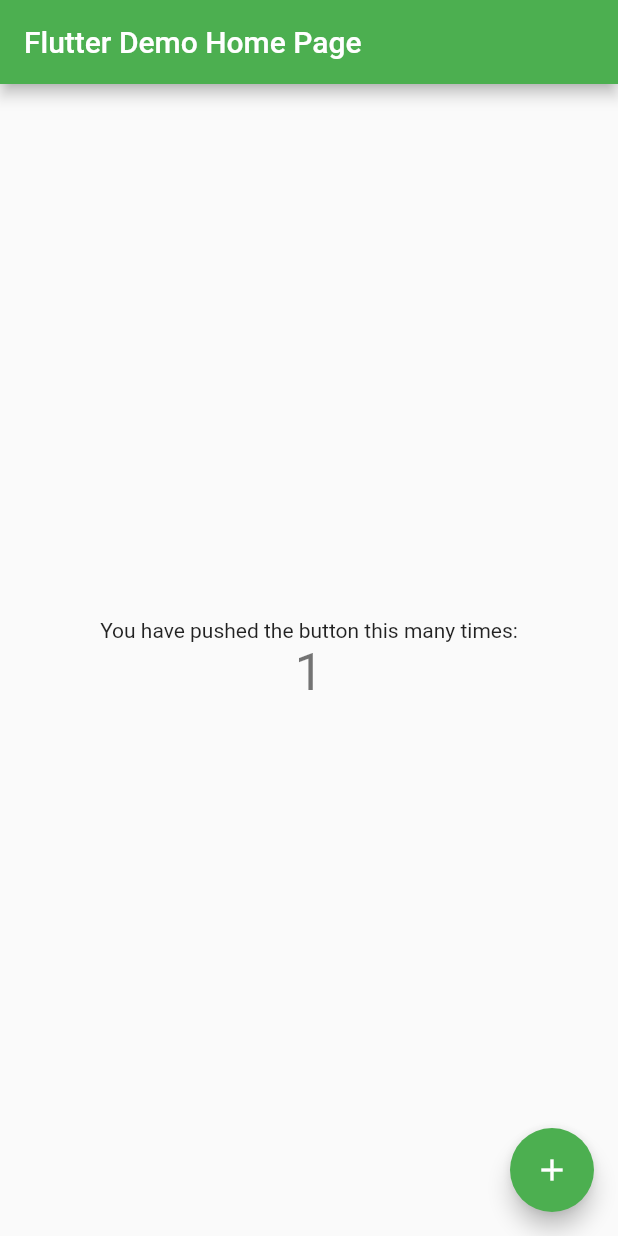
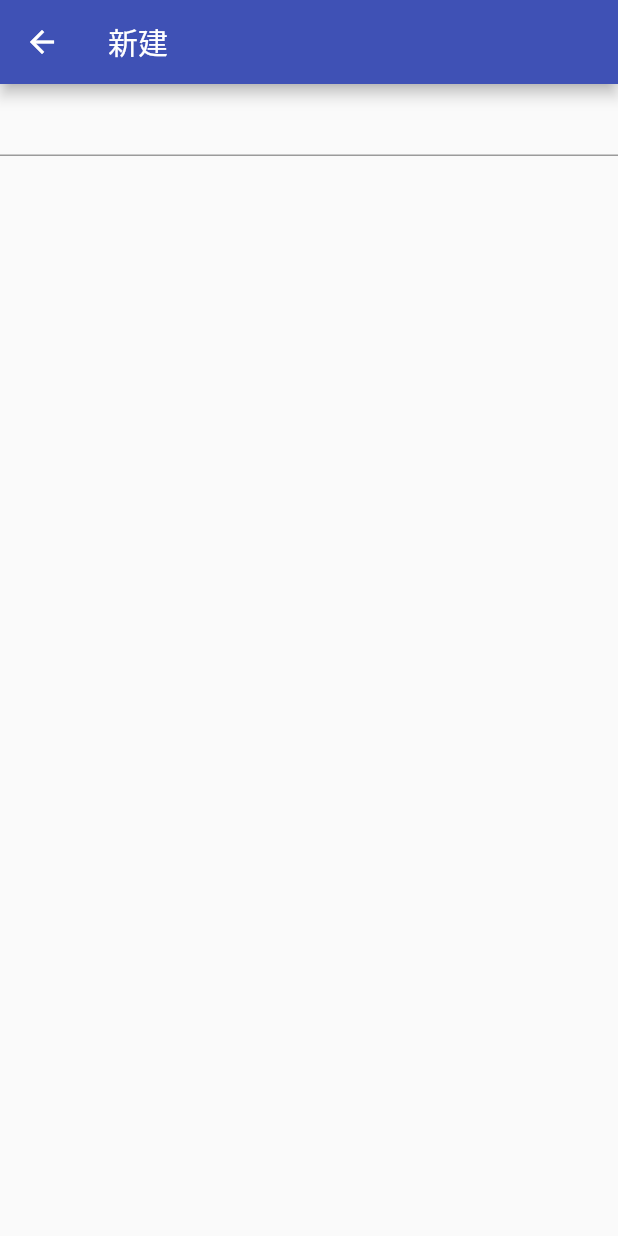
Before and after one commit to bingtel/flutter_blog, a Flutter app: the screen it shows after launch, after a tap on the "add" icon, on a phone screen of 412 x 824 dp. Run offline on Flutter 3.47's test engine with Material 2 defaults, Android fonts, the phone set to English and light mode, and no system bars.

Commit message:
增加: 1. 导航切换 2. 列表 3. 详情 4. 新建

```diff
--- /dev/null
+++ b/lib/app/model/articles.dart
@@ -0,0 +1,16 @@
+
+var ARTICLE_LIST = {
+  1: {
+      'title': 'A：“你怎么那么高啊，有一米七以上吧，你爸妈是不是都这么高啊',
+      'body': '''
+        A：“你怎么那么高啊，有一米七以上吧，你爸妈是不是都这么高啊？”B:“没呢，我爸妈都才一米六多点”A：“哦～基因突变了啊～”B突然急了，大叫一句，“哪里突变了啊！我叔叔就一米八！”
+      '''
+  },
+  2: {
+    'title': '有一天奥特曼在上课，老师问了一个问题，奥特曼举手想回答，然后老师就死了。',
+    'body': '''
+      有一天奥特曼在上课，老师问了一个问题，奥特曼举手想回答，然后老师就死了。
+    '''
+
+  }
+};
--- /dev/null
+++ b/lib/app/view/article_list.dart
@@ -0,0 +1,38 @@
+import 'package:flutter/material.dart';
+
+import './article_detail.dart';
+import '../model/articles.dart';
+
+class ArticleListPage extends StatefulWidget {
+  @override
+  ArticleListState createState() => new ArticleListState();
+}
+
+class ArticleListState extends State<ArticleListPage> {
+  @override
+  Widget build(BuildContext context) {
+    var lists = <Widget>[];
+
+    ARTICLE_LIST.forEach((int key, Map<String, String> e) => lists.add(ListTile(
+          leading: new Icon(Icons.pages),
+          title: new Text(e['title']),
+          onTap: () {
+            Navigator.push(
+                context,
+                new MaterialPageRoute(
+                  builder: ((context) => new ArticleDetailPage(key)),
+                ));
+          },
+        )));
+    final title = 'Basic List';
+
+    return new MaterialApp(
+      title: title,
+      home: new Scaffold(
+        body: new ListView(
+          children: lists,
+        ),
+      ),
+    );
+  }
+}
--- /dev/null
+++ b/lib/app/view/article_new.dart
@@ -0,0 +1,28 @@
+import 'package:flutter/material.dart';
+import '../model/articles.dart';
+
+
+class NewArticlePage extends StatefulWidget {
+  @override
+  NewArticleState createState() => new NewArticleState();
+}
+
+class NewArticleState extends State<NewArticlePage> {
+  @override
+  Widget build(BuildContext context) {
+    return new Scaffold(
+        appBar: new AppBar(title: new Text('新建')),
+        body: new Form(
+          child: new TextField(
+            onSubmitted: (str) {
+              ARTICLE_LIST[ARTICLE_LIST.length + 1] = {
+                'title': '${ARTICLE_LIST.length + 1}篇',
+                'body': str
+              };
+              Navigator.pop(context);
+            }
+          ),
+        ),
+      );
+  }
+}
--- a/lib/main.dart
+++ b/lib/main.dart
@@ -1,109 +1,80 @@
 import 'package:flutter/material.dart';
+import './app/view/article_list.dart';
+import './app/view/article_new.dart';
+import './app/view/profile.dart';
 
 void main() => runApp(new MyApp());
 
 class MyApp extends StatelessWidget {
-  // This widget is the root of your application.
   @override
   Widget build(BuildContext context) {
     return new MaterialApp(
       title: 'Flutter Demo',
       theme: new ThemeData(
-        // This is the theme of your application.
-        //
-        // Try running your application with "flutter run". You'll see the
-        // application has a blue toolbar. Then, without quitting the app, try
-        // changing the primarySwatch below to Colors.green and then invoke
-        // "hot reload" (press "r" in the console where you ran "flutter run",
-        // or press Run > Flutter Hot Reload in IntelliJ). Notice that the
-        // counter didn't reset back to zero; the application is not restarted.
-        primarySwatch: Colors.green,
+        primarySwatch: Colors.indigo,
       ),
-      home: new MyHomePage(title: 'Flutter Demo Home Page'),
+      home: new HomePage(title: '小段子'),
     );
   }
 }
 
-class MyHomePage extends StatefulWidget {
-  MyHomePage({Key key, this.title}) : super(key: key);
-
-  // This widget is the home page of your application. It is stateful, meaning
-  // that it has a State object (defined below) that contains fields that affect
-  // how it looks.
-
-  // This class is the configuration for the state. It holds the values (in this
-  // case the title) provided by the parent (in this case the App widget) and
-  // used by the build method of the State. Fields in a Widget subclass are
-  // always marked "final".
+class HomePage extends StatefulWidget {
+  HomePage({Key key, this.title}) : super(key: key);
 
   final String title;
 
   @override
-  _MyHomePageState createState() => new _MyHomePageState();
+  _HomePageState createState() => new _HomePageState();
 }
 
-class _MyHomePageState extends State<MyHomePage> {
-  int _counter = 0;
+class _HomePageState extends State<HomePage> {
+  int _currentPageIndex = 0;
+  void _pageChange(int index) {
+    setState(() {
+      _currentPageIndex =
+          (_currentPageIndex != index) ? index : _currentPageIndex;
+    });
+  }
 
-  void _incrementCounter() {
-    setState(() {
-      // This call to setState tells the Flutter framework that something has
-      // changed in this State, which causes it to rerun the build method below
-      // so that the display can reflect the updated values. If we changed
-      // _counter without calling setState(), then the build method would not be
-      // called again, and so nothing would appear to happen.
-      _counter++;
-    });
+  StatefulWidget _getPageByIndex() {
+    if (_currentPageIndex == 0) {
+      return ArticleListPage();
+    }
+    if (_currentPageIndex == 1) {
+      return ProfilePage();
+    }
+    return null;
   }
 
   @override
   Widget build(BuildContext context) {
-    // This method is rerun every time setState is called, for instance as done
-    // by the _incrementCounter method above.
-    //
-    // The Flutter framework has been optimized to make rerunning build methods
-    // fast, so that you can just rebuild anything that needs updating rather
-    // than having to individually change instances of widgets.
     return new Scaffold(
       appBar: new AppBar(
-        // Here we take the value from the MyHomePage object that was created by
-        // the App.build method, and use it to set our appbar title.
         title: new Text(widget.title),
       ),
-      body: new Center(
-        // Center is a layout widget. It takes a single child and positions it
-        // in the middle of the parent.
-        child: new Column(
-          // Column is also layout widget. It takes a list of children and
-          // arranges them vertically. By default, it sizes itself to fit its
-          // children horizontally, and tries to be as tall as its parent.
-          //
-          // Invoke "debug paint" (press "p" in the console where you ran
-          // "flutter run", or select "Toggle Debug Paint" from the Flutter tool
-          // window in IntelliJ) to see the wireframe for each widget.
-          //
-          // Column has various properties to control how it sizes itself and
-          // how it positions its children. Here we use mainAxisAlignment to
-          // center the children vertically; the main axis here is the vertical
-          // axis because Columns are vertical (the cross axis would be
-          // horizontal).
-          mainAxisAlignment: MainAxisAlignment.center,
-          children: <Widget>[
-            new Text(
-              'You have pushed the button this many times:',
-            ),
-            new Text(
-              '$_counter',
-              style: Theme.of(context).textTheme.display1,
-            ),
+      body: _getPageByIndex(),
+      floatingActionButton: new FloatingActionButton(
+        child: new Icon(Icons.add),
+        onPressed: () {
+          Navigator.push(
+              context,
+              new MaterialPageRoute(
+                builder: ((context) => new NewArticlePage()),
+              ));
+        },
+        mini: true,
+      ),
+      floatingActionButtonLocation: FloatingActionButtonLocation.centerDocked,
+      bottomNavigationBar: new BottomNavigationBar(
+          items: [
+            BottomNavigationBarItem(
+                icon: new Icon(Icons.list), title: new Text("文章")),
+            BottomNavigationBarItem(
+                icon: new Icon(Icons.person), title: new Text("我的")),
           ],
-        ),
-      ),
-      floatingActionButton: new FloatingActionButton(
-        onPressed: _incrementCounter,
-        tooltip: 'Increment',
-        child: new Icon(Icons.add),
-      ), // This trailing comma makes auto-formatting nicer for build methods.
+          iconSize: 24.0,
+          currentIndex: _currentPageIndex,
+          onTap: (int index) => _pageChange(index)),
     );
   }
 }
```
Also changed, not shown: lib/app/view/article_detail.dart (added, +27 -0 lines), lib/app/view/profile.dart (added, +32 -0 lines).
